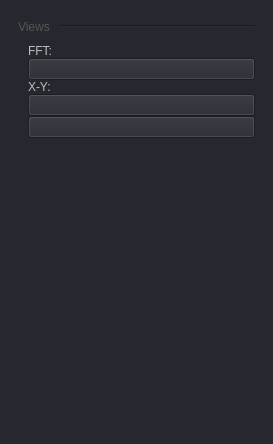
Qt form ui/osc_general_settings.ui (analogdevicesinc/scopy) before a commit.
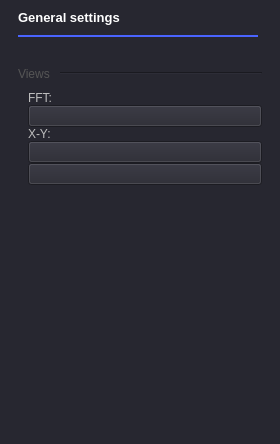
The same form after that commit. Custom widgets are drawn as their Qt base class.

Commit message:
osc_general_settings.ui: Adjusted size and added a title
Updated the size of the menu, created a container for the export
settings and also added a title with a horizontal line.

Patch:
```diff
--- a/ui/osc_general_settings.ui
+++ b/ui/osc_general_settings.ui
@@ -6,7 +6,7 @@
    <rect>
     <x>0</x>
     <y>0</y>
-    <width>273</width>
+    <width>280</width>
     <height>444</height>
    </rect>
   </property>
@@ -42,6 +42,62 @@
      <property name="spacing">
       <number>0</number>
      </property>
+     <item>
+      <layout class="QVBoxLayout" name="verticalLayout_4">
+       <property name="spacing">
+        <number>10</number>
+       </property>
+       <property name="topMargin">
+        <number>10</number>
+       </property>
+       <property name="bottomMargin">
+        <number>10</number>
+       </property>
+       <item>
+        <widget class="QLabel" name="label_4">
+         <property name="sizePolicy">
+          <sizepolicy hsizetype="Fixed" vsizetype="Fixed">
+           <horstretch>0</horstretch>
+           <verstretch>0</verstretch>
+          </sizepolicy>
+         </property>
+         <property name="styleSheet">
+          <string notr="true">QLabel {
+  font-weight: bold;
+  font-size: 13px;
+  color: #ffffff;
+}
+</string>
+         </property>
+         <property name="text">
+          <string>General settings</string>
+         </property>
+        </widget>
+       </item>
+       <item>
+        <widget class="Line" name="line_2">
+         <property name="minimumSize">
+          <size>
+           <width>240</width>
+           <height>2</height>
+          </size>
+         </property>
+         <property name="maximumSize">
+          <size>
+           <width>240</width>
+           <height>2</height>
+          </size>
+         </property>
+         <property name="styleSheet">
+          <string notr="true">border: 2px solid rgb(74, 100, 255);</string>
+         </property>
+         <property name="orientation">
+          <enum>Qt::Horizontal</enum>
+         </property>
+        </widget>
+       </item>
+      </layout>
+     </item>
      <item>
       <spacer name="verticalSpacer">
        <property name="orientation">
```
Left out of the diff: 3 changed lines with no effect on the pictures. The commit also changes 2 other files.
